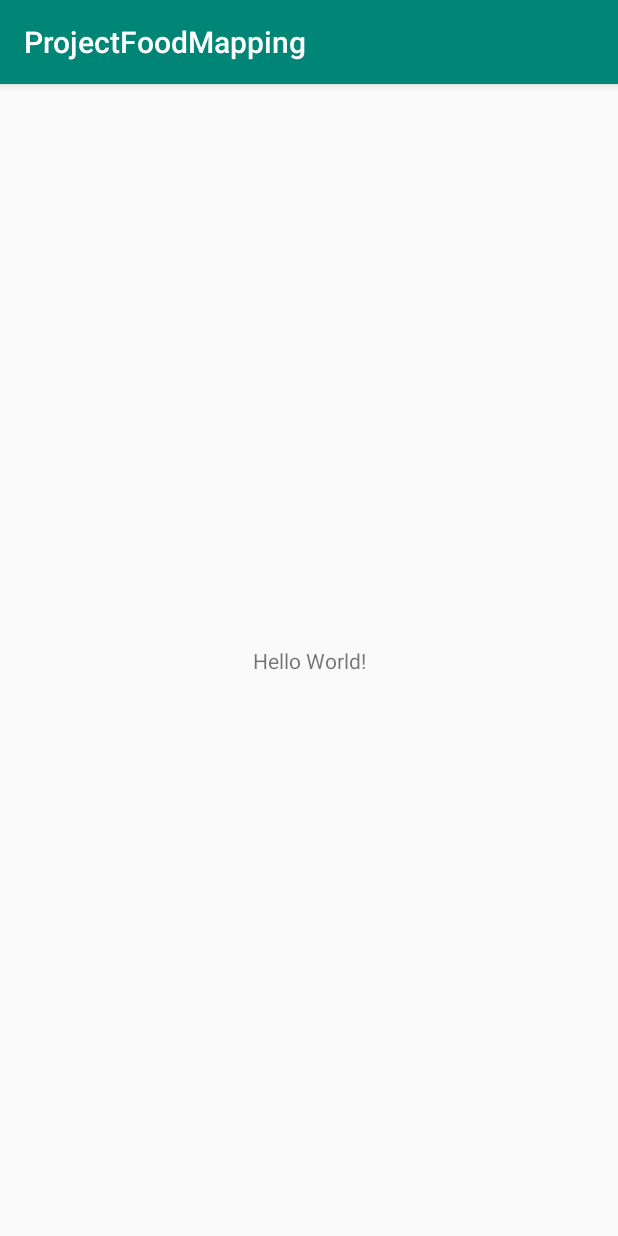
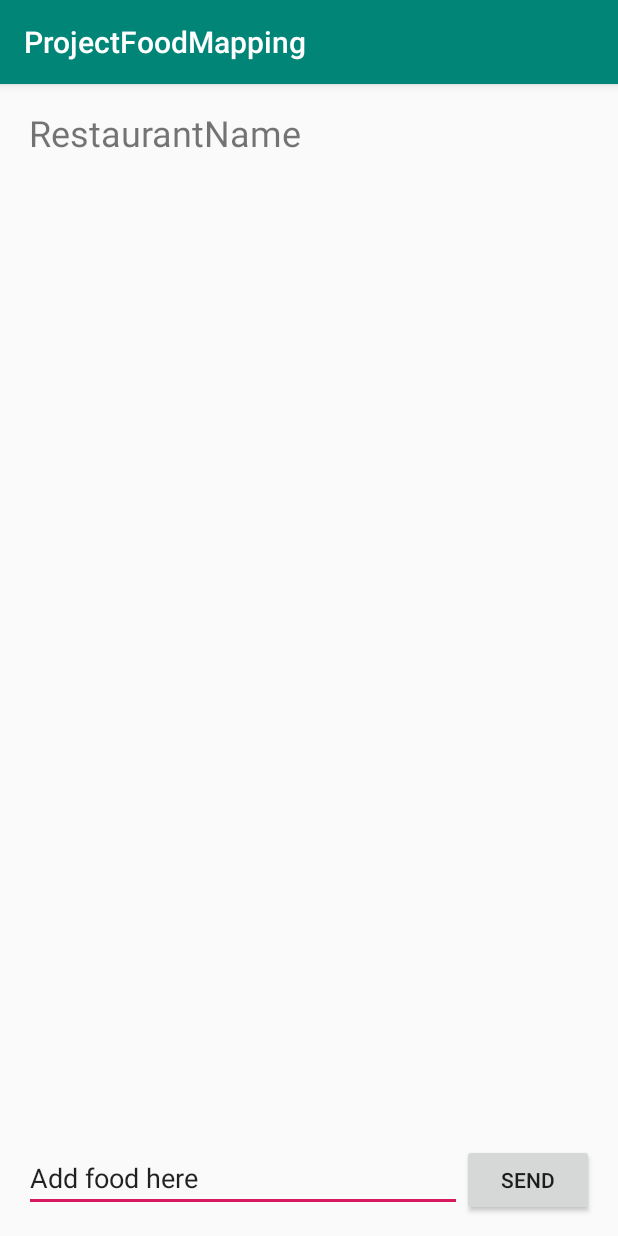
Before and after one commit to Aidesign/ProjectFoodMapping, an Android app: the screen it shows after launch (MainActivity), on a phone screen of 412 x 824 dp. Run offline under Robolectric (Android 15) with nearby library versions, the phone set to English and light mode, and no system bars.

Commit message:
add input field and send button to UI for adding food to restaurant

```diff
--- a/app/src/main/res/layout/activity_main.xml
+++ b/app/src/main/res/layout/activity_main.xml
@@ -1,19 +1,46 @@
 <?xml version="1.0" encoding="utf-8"?>
-<android.support.constraint.ConstraintLayout
-    xmlns:android="http://schemas.android.com/apk/res/android"
+<android.support.constraint.ConstraintLayout xmlns:android="http://schemas.android.com/apk/res/android"
+    xmlns:app="http://schemas.android.com/apk/res-auto"
     xmlns:tools="http://schemas.android.com/tools"
-    xmlns:app="http://schemas.android.com/apk/res-auto"
     android:layout_width="match_parent"
     android:layout_height="match_parent"
     tools:context=".MainActivity">
 
-    <TextView
+    <EditText
+        android:id="@+id/editText"
+        android:layout_width="0dp"
+        android:layout_height="wrap_content"
+        android:layout_marginStart="16dp"
+        android:layout_marginBottom="16dp"
+        android:ems="10"
+        android:inputType="textPersonName"
+        android:text="@string/add_food_input"
+        app:layout_constraintBottom_toBottomOf="parent"
+        app:layout_constraintEnd_toStartOf="@+id/button"
+        app:layout_constraintHorizontal_bias="0.5"
+        app:layout_constraintStart_toStartOf="parent" />
+
+    <Button
+        android:id="@+id/button"
         android:layout_width="wrap_content"
         android:layout_height="wrap_content"
-        android:text="Hello World!"
-        app:layout_constraintBottom_toBottomOf="parent"
-        app:layout_constraintLeft_toLeftOf="parent"
-        app:layout_constraintRight_toRightOf="parent"
+        android:layout_marginEnd="16dp"
+        android:text="@string/button_send"
+        app:layout_constraintBaseline_toBaselineOf="@+id/editText"
+        app:layout_constraintEnd_toEndOf="parent"
+        app:layout_constraintHorizontal_bias="0.5"
+        app:layout_constraintStart_toEndOf="@+id/editText" />
+
+    <TextView
+        android:id="@+id/textView"
+        android:layout_width="373dp"
+        android:layout_height="38dp"
+        android:layout_marginStart="16dp"
+        android:layout_marginTop="16dp"
+        android:layout_marginEnd="16dp"
+        android:text="@string/restaurant_name"
+        android:textSize="24sp"
+        app:layout_constraintEnd_toEndOf="parent"
+        app:layout_constraintStart_toStartOf="parent"
         app:layout_constraintTop_toTopOf="parent" />
-
 </android.support.constraint.ConstraintLayout>
--- a/app/src/main/res/values/strings.xml
+++ b/app/src/main/res/values/strings.xml
@@ -1,3 +1,6 @@
 <resources>
     <string name="app_name">ProjectFoodMapping</string>
+    <string name="add_food_input">Add food here</string>
+    <string name="button_send">Send</string>
+    <string name="restaurant_name">RestaurantName</string>
 </resources>
```
